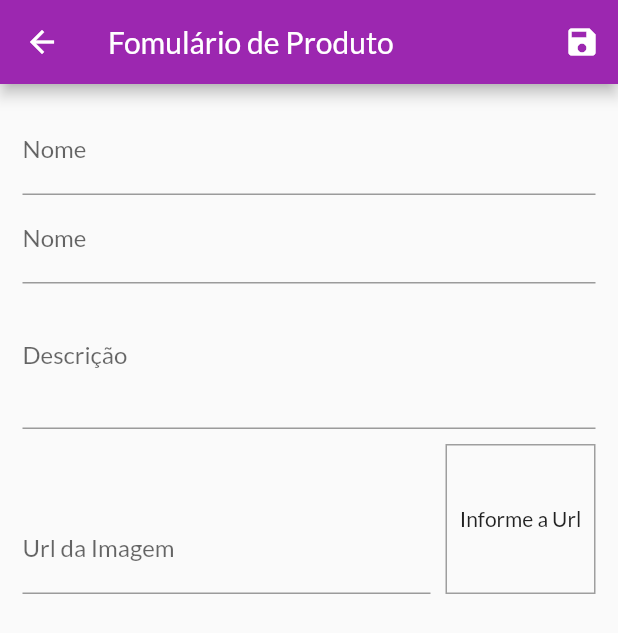
After one commit to pf-haidar/shop, a Flutter app: the ProductFormPage screen opened by its route, after a tap on the "save" icon, on a phone screen of 412 x 824 dp. The commit adds this screen. Shown: the top 633 px of the screen. Run offline on Flutter 3.47's test engine with Material 2 defaults, Android fonts, the phone set to English and light mode, and no system bars; network calls fail.

Commit message:
product form UI

```diff
--- a/lib/main.dart
+++ b/lib/main.dart
@@ -7,6 +7,7 @@ import 'package:shop/pages/cart_page.dart';
 import 'package:shop/pages/counter_page.dart';
 import 'package:shop/pages/orders_page.dart';
 import 'package:shop/pages/product_detail_page.dart';
+import 'package:shop/pages/product_form_page.dart';
 import 'package:shop/pages/products_overview_page.dart';
 import 'package:shop/pages/products_page.dart';
 import 'package:shop/providers/counter.dart';
@@ -50,6 +51,7 @@ class MyApp extends StatelessWidget {
           AppRoutes.cart: (ctx) => const CartPage(),
           AppRoutes.orders: (ctx) => const OrdersPage(),
           AppRoutes.products: (ctx) => const ProductsPage(),
+          AppRoutes.productForm: (ctx) => const ProductFormPage(),
         },
       ),
     );
--- /dev/null
+++ b/lib/pages/product_form_page.dart
@@ -0,0 +1,152 @@
+import 'dart:math';
+
+import 'package:flutter/material.dart';
+import 'package:flutter/src/widgets/framework.dart';
+import 'package:flutter/src/widgets/placeholder.dart';
+import 'package:shop/models/product.dart';
+
+class ProductFormPage extends StatefulWidget {
+  const ProductFormPage({super.key});
+
+  @override
+  State<ProductFormPage> createState() => _ProductFormPageState();
+}
+
+class _ProductFormPageState extends State<ProductFormPage> {
+  final _priceFocus = FocusNode();
+  final _descriptionFocus = FocusNode();
+  final _imageUrlFocus = FocusNode();
+  final _imageUrlController = TextEditingController();
+
+  final _formKey = GlobalKey<FormState>();
+  final _formData = <String, Object>{};
+
+  @override
+  void initState() {
+    super.initState();
+    _imageUrlFocus.addListener(updateImage);
+  }
+
+  @override
+  void dispose() {
+    super.dispose();
+    _priceFocus.dispose();
+    _descriptionFocus.dispose();
+    _imageUrlFocus.removeListener(updateImage);
+    _imageUrlFocus.dispose();
+  }
+
+  void updateImage() {
+    setState(() {});
+  }
+
+  void _submitForm() {
+    _formKey.currentState?.save();
+    final newProduct = Product(
+      id: Random().nextDouble().toString(),
+      name: _formData['name'] as String,
+      description: _formData['description'] as String,
+      price: _formData['price'] as double,
+      imageUrl: _formData['imageUrl'] as String,
+    );
+  }
+
+  @override
+  Widget build(BuildContext context) {
+    return Scaffold(
+      appBar: AppBar(
+        title: const Text(
+          'Fomulário de Produto',
+        ),
+        actions: [
+          IconButton(
+            onPressed: _submitForm,
+            icon: const Icon(Icons.save),
+          )
+        ],
+      ),
+      body: Padding(
+        padding: const EdgeInsets.all(15),
+        child: Form(
+          key: _formKey,
+          child: ListView(
+            children: [
+              TextFormField(
+                decoration: const InputDecoration(
+                  labelText: 'Nome',
+                ),
+                textInputAction: TextInputAction.next,
+                onFieldSubmitted: (_) {
+                  FocusScope.of(context).requestFocus(_priceFocus);
+                },
+                onSaved: (name) => _formData['name'] = name ?? '',
+              ),
+              TextFormField(
+                decoration: const InputDecoration(
+                  labelText: 'Nome',
+                ),
+                textInputAction: TextInputAction.next,
+                focusNode: _priceFocus,
+                keyboardType:
+                    const TextInputType.numberWithOptions(decimal: true),
+                onFieldSubmitted: (_) {
+                  FocusScope.of(context).requestFocus(_descriptionFocus);
+                },
+                onSaved: (price) =>
+                    _formData['price'] = double.parse(price ?? '0'),
+              ),
+              TextFormField(
+                decoration: const InputDecoration(
+                  labelText: 'Descrição',
+                ),
+                textInputAction: TextInputAction.next,
+                focusNode: _descriptionFocus,
+                keyboardType: TextInputType.multiline,
+                maxLines: 3,
+                onSaved: (description) =>
+                    _formData['description'] = description ?? '',
+              ),
+              Row(
+                crossAxisAlignment: CrossAxisAlignment.end,
+                children: [
+                  Expanded(
+                    child: TextFormField(
+                      decoration: const InputDecoration(
+                        labelText: 'Url da Imagem',
+                      ),
+                      focusNode: _imageUrlFocus,
+                      keyboardType: TextInputType.url,
+                      textInputAction: TextInputAction.done,
+                      controller: _imageUrlController,
+                      onFieldSubmitted: (_) => _submitForm(),
+                      onSaved: (imageUrl) =>
+                          _formData['imageUrl'] = imageUrl ?? '',
+                    ),
+                  ),
+                  Container(
+                    width: 100,
+                    height: 100,
+                    margin: const EdgeInsets.only(top: 10, left: 10),
+                    decoration: BoxDecoration(
+                      border: Border.all(
+                        color: Colors.grey,
+                        width: 1,
+                      ),
+                    ),
+                    alignment: Alignment.center,
+                    child: _imageUrlController.text.isEmpty
+                        ? const Text('Informe a Url')
+                        : FittedBox(
+                            fit: BoxFit.cover,
+                            child: Image.network(_imageUrlController.text),
+                          ),
+                  )
+                ],
+              ),
+            ],
+          ),
+        ),
+      ),
+    );
+  }
+}
--- a/lib/utils/app_routes.dart
+++ b/lib/utils/app_routes.dart
@@ -4,4 +4,5 @@ class AppRoutes {
   static const productDetail = '/product-detail';
   static const cart = '/cart';
   static const products = '/products';
+  static const productForm = '/product-form';
 }
```
Also changed, not shown: lib/components/product_item.dart (+15 -3 lines), lib/pages/products_page.dart (+9 -0 lines).
